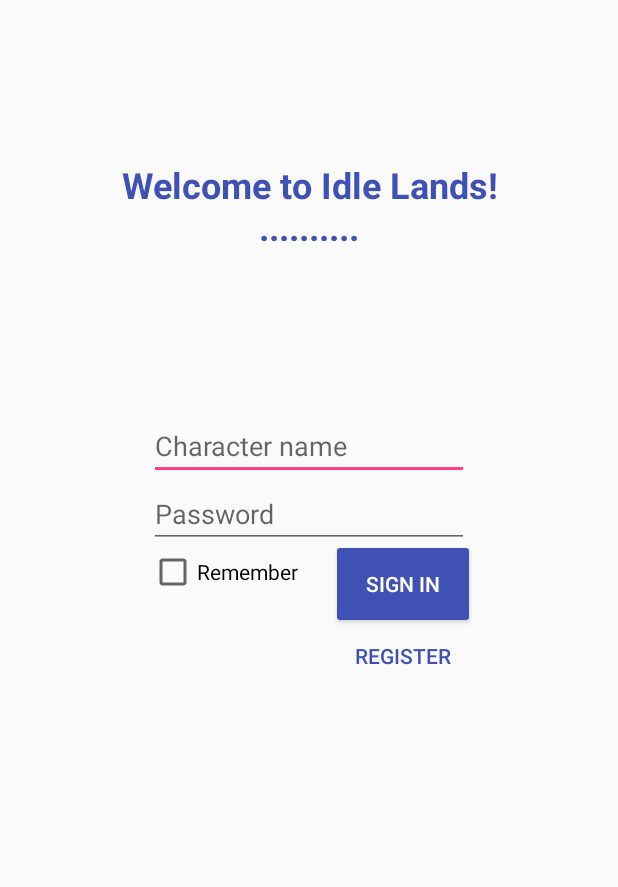
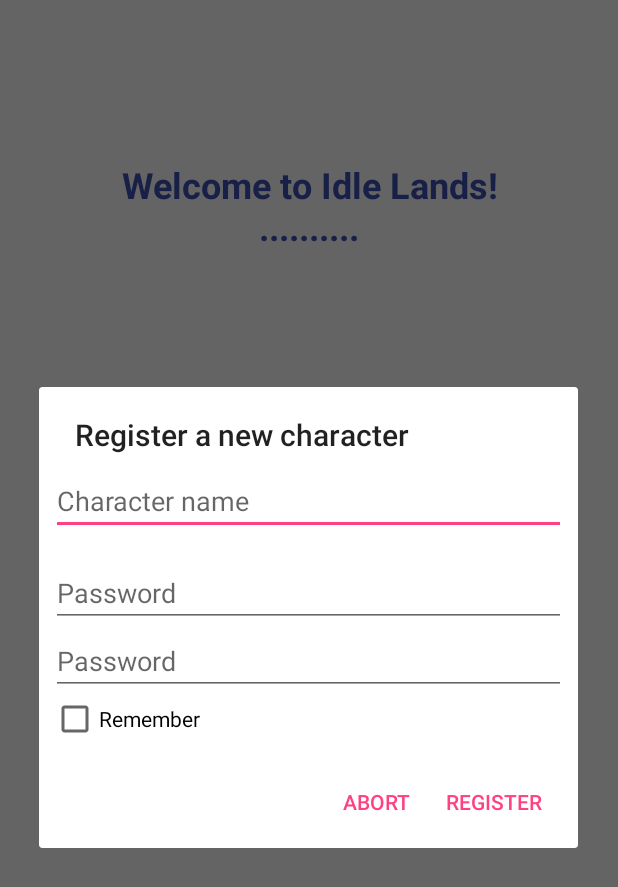
Before and after one commit to IdleLands/AndroidFE, an Android app: the screen it shows after launch (LoginActivity), after a tap on "REGISTER", on a phone screen of 412 x 824 dp. Shown: the top 887 px of the screen. Run offline under Robolectric (Android 15) with nearby library versions, the phone set to English and light mode, and no system bars; our stand-ins replace ButterKnife; libraries missing offline, so code that uses them is left out: com.squareup.otto, retrofit.client; 1 statement that could not run was skipped.

Commit message:
dialog for registering

```diff
--- a/app/src/main/java/idle/land/app/logic/api/ApiConnection.java
+++ b/app/src/main/java/idle/land/app/logic/api/ApiConnection.java
@@ -9,6 +9,7 @@ import retrofit.client.Response;
 import retrofit.http.Field;
 import retrofit.http.FormUrlEncoded;
 import retrofit.http.POST;
+import retrofit.http.PUT;
 
 /**
  * Connection to the REST Api
@@ -40,6 +41,11 @@ public class ApiConnection {
         service.turn(identifier, token, cb);
     }
 
+    public void register(String identifier, String name, String password, Callback<JsonObject> cb)
+    {
+        service.register(identifier, name, password, cb);
+    }
+
     /**
      * Asynchronous logout without callback
      */
@@ -67,5 +73,8 @@ public class ApiConnection {
         @POST("/player/auth/logout")
         @FormUrlEncoded
         void logout(@Field("identifier") String identifier, @Field("token") String token, Callback<JsonObject> cb);
+
+        @PUT("/player/auth/register")
+        void register(@Field("identifier") String identifier, @Field("name") String name, @Field("password") String password, Callback<JsonObject> cb);
     }
 }
--- a/app/src/main/java/idle/land/app/ui/LoginActivity.java
+++ b/app/src/main/java/idle/land/app/ui/LoginActivity.java
@@ -19,6 +19,7 @@ import idle.land.app.logic.api.HeartbeatService;
 import idle.land.app.logic.api.apievents.ErrorEvent;
 import idle.land.app.logic.api.apievents.HeartbeatEvent;
 import idle.land.app.ui.dialogs.PendingLoginDialog;
+import idle.land.app.ui.dialogs.RegisterDialogFragment;
 
 public class LoginActivity extends ActionBarActivity implements CompoundButton.OnCheckedChangeListener {
 
@@ -73,7 +74,8 @@ public class LoginActivity extends ActionBarActivity implements CompoundButton.O
     @OnClick(R.id.btLoginRegister)
     public void onRegisterButtonClick()
     {
-        Toast.makeText(this, "Not implemented", Toast.LENGTH_SHORT).show();
+        if(getSupportFragmentManager().findFragmentByTag(RegisterDialogFragment.TAG) == null)
+            new RegisterDialogFragment().show(getSupportFragmentManager(), RegisterDialogFragment.TAG);
     }
 
     @Override
--- /dev/null
+++ b/app/src/main/java/idle/land/app/ui/dialogs/RegisterDialogFragment.java
@@ -0,0 +1,89 @@
+package idle.land.app.ui.dialogs;
+
+import android.app.AlertDialog;
+import android.app.Dialog;
+import android.content.DialogInterface;
+import android.os.Bundle;
+import android.support.v4.app.DialogFragment;
+import android.view.LayoutInflater;
+import android.view.View;
+import android.widget.CheckBox;
+import android.widget.EditText;
+import android.widget.Toast;
+import com.google.gson.JsonObject;
+import idle.land.app.R;
+import idle.land.app.logic.Logger;
+import idle.land.app.logic.api.ApiConnection;
+import retrofit.Callback;
+import retrofit.RetrofitError;
+import retrofit.client.Response;
+
+public class RegisterDialogFragment extends DialogFragment implements DialogInterface.OnClickListener {
+
+    public static final String TAG = RegisterDialogFragment.class.getSimpleName();
+
+    EditText etUsername, etPassword1, etPassword2;
+    CheckBox cbRemember;
+
+    @Override
+    public Dialog onCreateDialog(Bundle savedInstanceState) {
+        View view = LayoutInflater.from(getActivity()).inflate(R.layout.register_dialog, null, false);
+        etUsername = (EditText) view.findViewById(R.id.etRegistrationUsername);
+        etPassword1 = (EditText) view.findViewById(R.id.etRegistrationPassword);
+        etPassword2 = (EditText) view.findViewById(R.id.etRegistrationPasswordAgain);
+        cbRemember = (CheckBox) view.findViewById(R.id.cbRegistrationRemember);
+        return new AlertDialog.Builder(getActivity())
+                .setView(view)
+                .setTitle(getActivity().getString(R.string.register_dialog_title))
+                .setPositiveButton(getActivity().getString(R.string.register_dialog_positive_button), this)
+                .setNegativeButton(getActivity().getString(R.string.register_dialog_negative_button), new DialogInterface.OnClickListener() {
+                    @Override
+                    public void onClick(DialogInterface dialog, int which) {
+                        Logger.debug(TAG, "aborted");
+                    }
+                })
+                .create();
+    }
+
+    @Override
+    public void onClick(DialogInterface dialog, int which) {
+        String username = etUsername.getText().toString();
+        String pass1 = etPassword1.getText().toString();
+        String pass2 = etPassword2.getText().toString();
+        if(!pass1.equals(pass2)) {
+            Toast.makeText(getActivity(), getActivity().getString(R.string.register_dialog_error_passwords_dont_match), Toast.LENGTH_SHORT).show();
+            return;
+        } else if(username.isEmpty() || pass1.isEmpty())
+        {
+            Toast.makeText(getActivity(), getActivity().getString(R.string.login_error_no_username_or_no_password), Toast.LENGTH_SHORT).show();
+            return;
+        } else
+        {
+            register(username, pass1);
+        }
+    }
+
+    private void register(String user, String password)
+    {
+        Logger.debug(TAG, String.format("Registering %1$s with password %2$s", user, password));
+        String appIdentifier = getActivity().getString(R.string.app_ident);
+        String identifier = appIdentifier + "#" + user;
+        new ApiConnection().register(identifier, user, password, new Callback<JsonObject>() {
+            @Override
+            public void success(JsonObject jsonObject, Response response) {
+                if(jsonObject.has("isSuccess") && jsonObject.get("isSuccess").getAsBoolean())
+                {
+                    // Successful registered.
+                } else
+                {
+                    // registration failed
+                }
+            }
+
+            @Override
+            public void failure(RetrofitError error) {
+
+            }
+        });
+    }
+}
--- /dev/null
+++ b/app/src/main/res/layout/register_dialog.xml
@@ -0,0 +1,40 @@
+<?xml version="1.0" encoding="utf-8"?>
+<LinearLayout xmlns:android="http://schemas.android.com/apk/res/android"
+              android:orientation="vertical"
+              android:layout_width="match_parent"
+              android:layout_height="match_parent"
+              android:padding="8dp">
+
+    <EditText
+            android:hint="@string/login_name_hint"
+            android:layout_width="match_parent"
+            android:layout_height="wrap_content"
+            android:id="@+id/etRegistrationUsername"
+            android:layout_gravity="center_horizontal"/>
+
+    <EditText
+            android:layout_marginTop="16dp"
+            android:hint="@string/login_password_hint"
+            android:layout_width="match_parent"
+            android:layout_height="wrap_content"
+            android:inputType="textPassword"
+            android:ems="10"
+            android:id="@+id/etRegistrationPassword"
+            android:layout_gravity="center_horizontal"/>
+
+    <EditText
+            android:hint="@string/login_password_hint"
+            android:layout_width="match_parent"
+            android:layout_height="wrap_content"
+            android:inputType="textPassword"
+            android:ems="10"
+            android:id="@+id/etRegistrationPasswordAgain"
+            android:layout_gravity="center_horizontal"/>
+
+    <CheckBox
+            android:text="@string/login_remember_me"
+            android:layout_width="wrap_content"
+            android:layout_height="wrap_content"
+            android:id="@+id/cbRegistrationRemember"/>
+
+</LinearLayout>
--- a/app/src/main/res/values/strings.xml
+++ b/app/src/main/res/values/strings.xml
@@ -34,4 +34,8 @@
     <string name="login_error_wrong_username">Username does not exist.</string>
     <string name="login_error_unknown">Something went wrong.</string>
     <string name="login_error_no_username_or_no_password">Please enter a user name and password.</string>
+    <string name="register_dialog_title">Register a new character</string>
+    <string name="register_dialog_positive_button">Register</string>
+    <string name="register_dialog_negative_button">Abort</string>
+    <string name="register_dialog_error_passwords_dont_match">Passwords don\'t match!</string>
 </resources>
```
